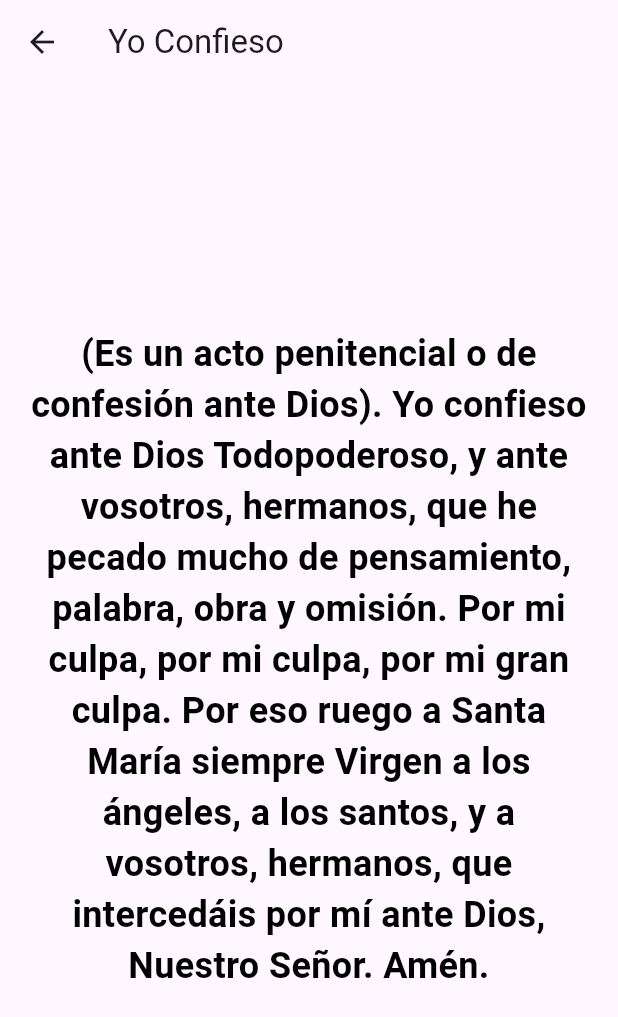
After one commit to meimeifriend/alcielo_1octubre_b, a Flutter app: the GuidedPrayerScreen screen opened directly, after a tap on "Yo Confieso", on a phone screen of 412 x 824 dp. The commit adds this screen. Shown: the top 1017 px of the screen. Run offline on Flutter 3.47's test engine with Material 3 defaults, Android fonts, the phone set to English and light mode, and no system bars; our stand-ins replace video_player.

Commit message:
magnificat

```diff
--- a/lib/screens/guided_prayer_screen.dart
+++ b/lib/screens/guided_prayer_screen.dart
@@ -1,3 +1,5 @@
+import 'package:alcielo_1octubre_b/screens/magnificat_screen.dart';
+import 'package:alcielo_1octubre_b/screens/yo_confieso_screen.dart';
 import 'package:flutter/material.dart';
 import 'ave_maria_screen.dart'; // Asegúrate de que estos archivos existan
 import 'padre_nuestro_screen.dart';
@@ -84,6 +86,26 @@ class GuidedPrayerScreen extends StatelessWidget {
             },
             child: const Text('Cordero de Dios'),
           ),
+//YO CONFIESO
+          ElevatedButton(
+            onPressed: () {
+              Navigator.push(
+                context,
+                MaterialPageRoute(builder: (context) => const YoConfiesoScreen()),
+              );
+            },
+            child: const Text('Yo Confieso'),
+          ),
+//MAGNIFICAT
+          ElevatedButton(
+            onPressed: () {
+              Navigator.push(
+                context,
+                MaterialPageRoute(builder: (context) => const MagnificatScreen()),
+              );
+            },
+            child: const Text('Magnificat'),
+          ),
         ],
       ),
     );
--- /dev/null
+++ b/lib/screens/yo_confieso_screen.dart
@@ -0,0 +1,26 @@
+import 'package:flutter/material.dart';
+
+class YoConfiesoScreen extends StatelessWidget {
+  const YoConfiesoScreen({super.key});
+
+  @override
+  Widget build(BuildContext context) {
+    return Scaffold(
+      appBar: AppBar(title: const Text('Yo Confieso')),
+      body: const Center(
+        child: Padding(
+          padding: EdgeInsets.all(16.0),
+          child: Text(
+            '(Es un acto penitencial o de confesión ante Dios). Yo confieso ante Dios Todopoderoso, y ante vosotros, hermanos, que he pecado mucho de pensamiento, palabra, obra y omisión. Por mi culpa, por mi culpa, por mi gran culpa. Por eso ruego a Santa María siempre Virgen a los ángeles, a los santos, y a vosotros, hermanos, que intercedáis por mí ante Dios, Nuestro Señor. Amén.',
+            style: TextStyle(
+              fontSize: 24,
+              fontWeight: FontWeight.bold,
+              color: Colors.black,
+            ),
+            textAlign: TextAlign.center,
+          ),
+        ),
+      ),
+    );
+  }
+}
```
Also changed, not shown: lib/screens/magnificat_screen.dart (added, +26 -0 lines).
